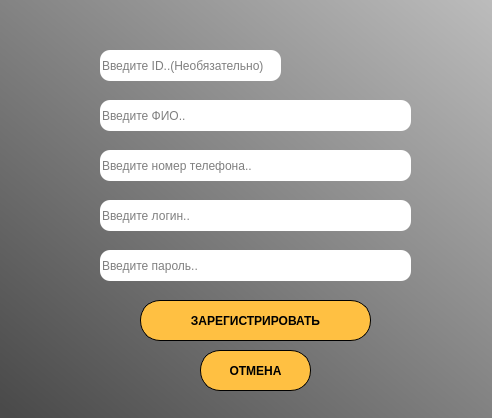
First picture: the form in Interfaces/UI/AdminWindows/NotaryAddWindow.ui, repository Student7751/CourseWork, before the edit.
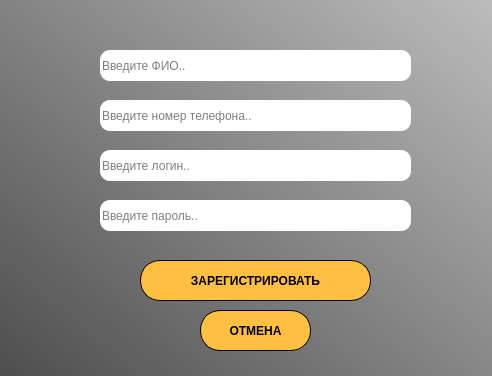
Second picture: the form after the edit. Icons and pictures are not drawn.

Patch:
```diff
--- a/Interfaces/UI/AdminWindows/NotaryAddWindow.ui
+++ b/Interfaces/UI/AdminWindows/NotaryAddWindow.ui
@@ -7,7 +7,7 @@
     <x>0</x>
     <y>0</y>
     <width>492</width>
-    <height>418</height>
+    <height>376</height>
    </rect>
   </property>
   <property name="windowTitle">
@@ -34,7 +34,7 @@
     <property name="geometry">
      <rect>
       <x>140</x>
-      <y>300</y>
+      <y>260</y>
       <width>231</width>
       <height>41</height>
      </rect>
@@ -59,7 +59,7 @@
     <property name="geometry">
      <rect>
       <x>200</x>
-      <y>350</y>
+      <y>310</y>
       <width>111</width>
       <height>41</height>
      </rect>
@@ -84,7 +84,7 @@
     <property name="geometry">
      <rect>
       <x>100</x>
-      <y>100</y>
+      <y>50</y>
       <width>311</width>
       <height>31</height>
      </rect>
@@ -100,7 +100,7 @@
     <property name="geometry">
      <rect>
       <x>100</x>
-      <y>150</y>
+      <y>100</y>
       <width>311</width>
       <height>31</height>
      </rect>
@@ -116,7 +116,7 @@
     <property name="geometry">
      <rect>
       <x>100</x>
-      <y>200</y>
+      <y>150</y>
       <width>311</width>
       <height>31</height>
      </rect>
@@ -132,7 +132,7 @@
     <property name="geometry">
      <rect>
       <x>100</x>
-      <y>250</y>
+      <y>200</y>
       <width>311</width>
       <height>31</height>
      </rect>
@@ -144,27 +144,11 @@
      <string>Введите пароль..</string>
     </property>
    </widget>
-   <widget class="QLineEdit" name="lineEdit_5">
-    <property name="geometry">
-     <rect>
-      <x>100</x>
-      <y>50</y>
-      <width>181</width>
-      <height>31</height>
-     </rect>
-    </property>
-    <property name="styleSheet">
-     <string notr="true">border-radius: 10px;</string>
-    </property>
-    <property name="placeholderText">
-     <string>Введите ID..(Необязательно)</string>
-    </property>
-   </widget>
    <widget class="QLabel" name="label_2">
     <property name="geometry">
      <rect>
       <x>60</x>
-      <y>250</y>
+      <y>200</y>
       <width>31</width>
       <height>31</height>
      </rect>
@@ -183,7 +167,7 @@
     <property name="geometry">
      <rect>
       <x>60</x>
-      <y>100</y>
+      <y>50</y>
       <width>31</width>
       <height>31</height>
      </rect>
@@ -202,7 +186,7 @@
     <property name="geometry">
      <rect>
       <x>60</x>
-      <y>200</y>
+      <y>150</y>
       <width>31</width>
       <height>31</height>
      </rect>
@@ -221,7 +205,7 @@
     <property name="geometry">
      <rect>
       <x>60</x>
-      <y>150</y>
+      <y>100</y>
       <width>31</width>
       <height>31</height>
      </rect>
@@ -239,20 +223,65 @@
    <widget class="QLabel" name="label_6">
     <property name="geometry">
      <rect>
-      <x>60</x>
-      <y>50</y>
-      <width>31</width>
-      <height>31</height>
+      <x>100</x>
+      <y>120</y>
+      <width>301</width>
+      <height>16</height>
      </rect>
     </property>
+    <property name="styleSheet">
+     <string notr="true">color: rgb(11, 29, 148);</string>
+    </property>
     <property name="text">
      <string/>
     </property>
-    <property name="pixmap">
-     <pixmap resource="D:/PyQt/zal.qrc">:/img/C:/Users/Игорь/Downloads/id-card_5796902.png</pixmap>
+   </widget>
+   <widget class="QLabel" name="numberLine">
+    <property name="geometry">
+     <rect>
+      <x>100</x>
+      <y>170</y>
+      <width>301</width>
+      <height>16</height>
+     </rect>
     </property>
-    <property name="scaledContents">
-     <bool>true</bool>
+    <property name="styleSheet">
+     <string notr="true">color: rgb(11, 29, 148);</string>
+    </property>
+    <property name="text">
+     <string/>
+    </property>
+   </widget>
+   <widget class="QLabel" name="logLine">
+    <property name="geometry">
+     <rect>
+      <x>100</x>
+      <y>220</y>
+      <width>301</width>
+      <height>16</height>
+     </rect>
+    </property>
+    <property name="styleSheet">
+     <string notr="true">color: rgb(11, 29, 148);</string>
+    </property>
+    <property name="text">
+     <string/>
+    </property>
+   </widget>
+   <widget class="QLabel" name="passLine">
+    <property name="geometry">
+     <rect>
+      <x>100</x>
+      <y>270</y>
+      <width>301</width>
+      <height>16</height>
+     </rect>
+    </property>
+    <property name="styleSheet">
+     <string notr="true">color: rgb(11, 29, 148);</string>
+    </property>
+    <property name="text">
+     <string/>
     </property>
    </widget>
   </widget>
```
Left out of the diff: 31 changed lines with no effect on the pictures.
